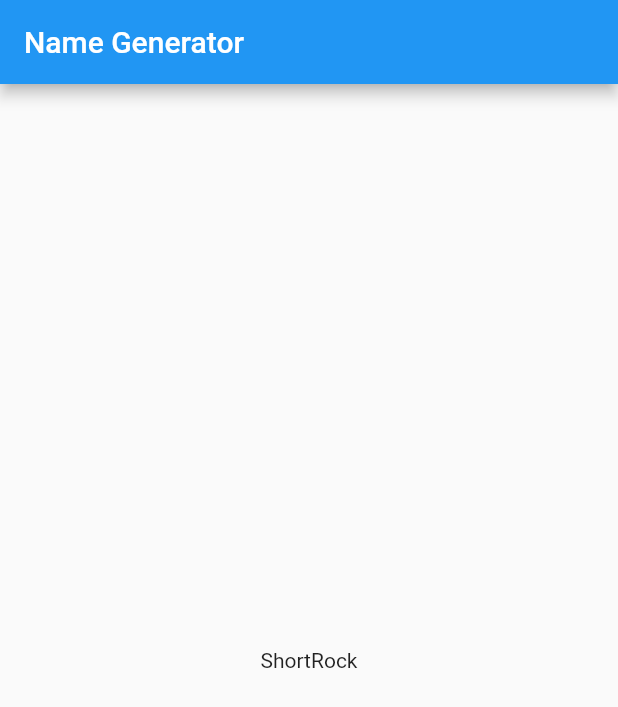
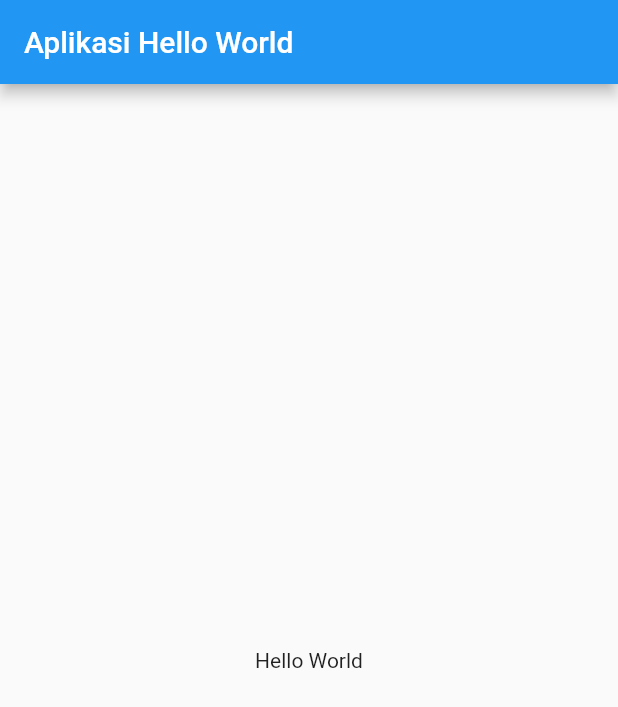
Before and after one commit to hamidms/edh_yt, a Flutter app: the screen it shows after launch, on a phone screen of 412 x 824 dp. Shown: the top 707 px of the screen. Run offline on Flutter 3.47's test engine with Material 2 defaults, Android fonts, the phone set to English and light mode, and no system bars.

Commit message:
hello world

```diff
--- a/lib/main.dart
+++ b/lib/main.dart
@@ -1,25 +1,18 @@
 import 'package:flutter/material.dart';
-import 'package:english_words/english_words.dart';
 
 void main() {
-  runApp(const MyApp());
+  runApp(new MyApp());
 }
 
 class MyApp extends StatelessWidget {
-  const MyApp({super.key});
+  const MyApp({Key? key}) : super(key: key);
 
   @override
   Widget build(BuildContext context) {
-    final wordPair = WordPair.random();
     return MaterialApp(
-      title: 'Name Generator App',
       home: Scaffold(
-        appBar: AppBar(
-          title: const Text('Name Generator'),
-        ),
-        body: Center(
-          child: Text(wordPair.asPascalCase),
-        ),
+        appBar: AppBar(title: Text("Aplikasi Hello World"),),
+        body: Center(child: Text("Hello World")),
       ),
     );
   }
```
Also changed, not shown: 1 other file.
